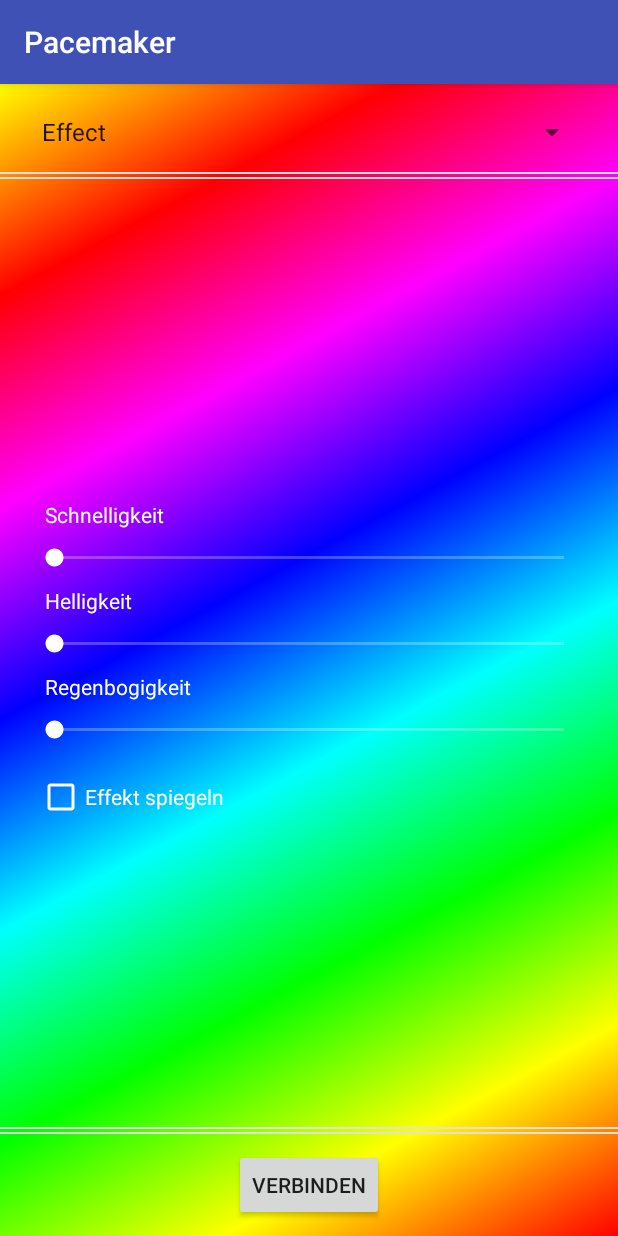
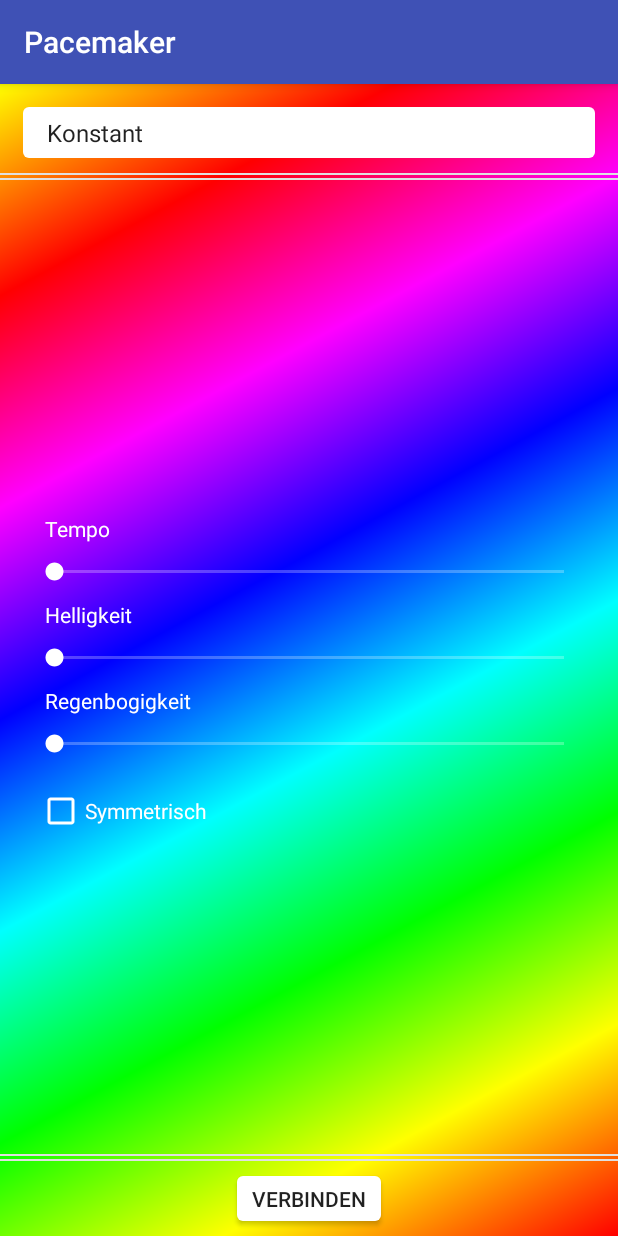
Before and after one commit to Zalia/Pacemaker, an Android app: the fragment FullRainbowMode placed in its activity, on a phone screen of 412 x 824 dp. Run offline under Robolectric (Android 15) with nearby library versions, the phone set to English and light mode, and no system bars; libraries missing offline, so code that uses them is left out: com.flask.colorpicker; 6 statements that could not run were skipped.

Commit message:
restructured modes, added meteor mode, extended color picker
added meteor mode, which extends colorpickermode
colorpickermode is now the new default mode
effectmode is now a testing mode
added lightness slider to color picker

```diff
--- a/app/src/main/java/zalia/pacemaker/CreativeMode.java
+++ b/app/src/main/java/zalia/pacemaker/CreativeMode.java
@@ -65,6 +65,7 @@ public class CreativeMode extends PacemakerMode {
                     ColorPickerDialogBuilder
                             .with(v.getContext())
                             .setTitle("Farbe wählen:")
+                            .lightnessSliderOnly()
                             .initialColor(active_color)
                             .wheelType(ColorPickerView.WHEEL_TYPE.FLOWER)
                             .density(12)
@@ -140,4 +141,5 @@ public class CreativeMode extends PacemakerMode {
     public String generate_configs() {
         return null;
     }
+
 }
--- a/app/src/main/java/zalia/pacemaker/EffectMode.java
+++ b/app/src/main/java/zalia/pacemaker/EffectMode.java
@@ -88,4 +88,5 @@ public class EffectMode extends PacemakerMode {
     public String generate_configs() {
         return mirror + "fillcolour:" + active_color + "\n";
     }
+
 }
--- a/app/src/main/java/zalia/pacemaker/FullRainbowMode.java
+++ b/app/src/main/java/zalia/pacemaker/FullRainbowMode.java
@@ -113,4 +113,5 @@ public class FullRainbowMode extends PacemakerMode {
     public String generate_configs() {
         return  mirror + "rainbow:" + speed + " " + rainbowness + "\n";
     }
+
 }
--- /dev/null
+++ b/app/src/main/res/drawable/rounded_corners_background.xml
@@ -0,0 +1,9 @@
+<?xml version="1.0" encoding="utf-8"?>
+
+<shape xmlns:android="http://schemas.android.com/apk/res/android"
+    android:shape="rectangle">
+    <!--<gradient android:startColor="#f97976" android:endColor="#f97976"/>-->
+    <gradient android:startColor="#FFF" android:endColor="#FFF"/>
+    <corners android:bottomRightRadius="4dp" android:bottomLeftRadius="4dp"
+        android:topLeftRadius="4dp" android:topRightRadius="4dp"/>
+</shape>
--- a/app/src/main/res/layout/activity_main.xml
+++ b/app/src/main/res/layout/activity_main.xml
@@ -44,14 +44,20 @@
 
     <Spinner
         android:id="@+id/modes_dropdown"
+        style="@style/Widget.AppCompat.DropDownItem.Spinner"
         android:layout_width="match_parent"
         android:layout_height="wrap_content"
         android:entries="@array/modes_array"
         android:prompt="@string/mode_prompt"
         android:layout_centerHorizontal="true"
-        android:layout_margin="20dp"
+        android:layout_margin="15dp"
+        android:paddingLeft="3dp"
+        android:paddingRight="3dp"
+        android:paddingBottom="6dp"
+        android:paddingTop="6dp"
         android:overlapAnchor="false"
-        android:layout_alignParentTop="true">
+        android:layout_alignParentTop="true"
+        android:background="@drawable/rounded_corners_background">
     </Spinner>
 
     <View
@@ -97,12 +103,15 @@
     <Button
         android:id="@+id/commit_button"
         android:layout_width="wrap_content"
-        android:layout_height="wrap_content"
+        android:layout_height="30dp"
         android:layout_margin="10dp"
+        android:paddingLeft="10dp"
+        android:paddingRight="10dp"
         android:layout_centerHorizontal="true"
         android:layout_alignParentBottom="true"
         android:text="@string/commit"
-        android:textAlignment="center" />
+        android:textAlignment="center"
+        android:background="@drawable/rounded_corners_background"/>
 
     <!--</RelativeLayout>-->
 </RelativeLayout>
--- a/app/src/main/res/layout/full_rainbow_layout.xml
+++ b/app/src/main/res/layout/full_rainbow_layout.xml
@@ -10,7 +10,7 @@
     <TextView
         android:layout_width="match_parent"
         android:layout_height="wrap_content"
-        android:text="Schnelligkeit"
+        android:text="Tempo"
         android:textColor="#FFF"
         android:padding="10dp"/>
     <SeekBar
@@ -51,7 +51,7 @@
         android:id="@+id/mirror_button"
         android:layout_width="match_parent"
         android:layout_height="wrap_content"
-        android:text="Effekt spiegeln"
+        android:text="Symmetrisch"
         android:buttonTint="#FFF"
         android:textColor="#FFF"
         android:layout_marginTop="20dp"
--- a/app/src/main/res/values/strings.xml
+++ b/app/src/main/res/values/strings.xml
@@ -5,9 +5,10 @@
     <string name="connect">Verbinden</string>
 
     <string-array name="modes_array">
-        <item>Effect</item>
-        <item>Full Rainbow</item>
-        <item>Color Picker</item>
+        <item>Konstant</item>
+        <item>Regenbogen</item>
+        <item>Meteor</item>
+        <item>Test Mode</item>
         <item>Creative Mode</item>
     </string-array>
 </resources>
```
Also changed, not shown: app/src/main/java/zalia/pacemaker/ColorPickerMode.java (+13 -4 lines), app/src/main/java/zalia/pacemaker/MainActivity.java (+32 -14 lines), app/src/main/java/zalia/pacemaker/MeteorMode.java (added, +141 -0 lines), app/src/main/res/layout/color_picker_layout.xml (+9 -1 lines), app/src/main/res/layout/meteor_layout.xml (added, +93 -0 lines), 1 other file.
